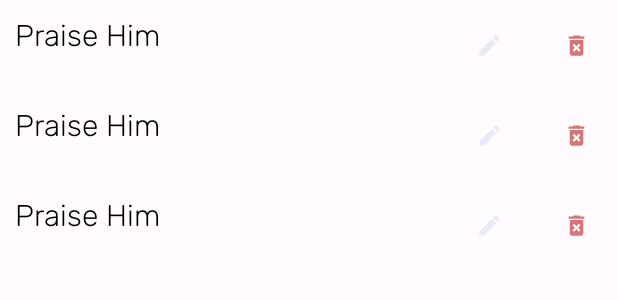
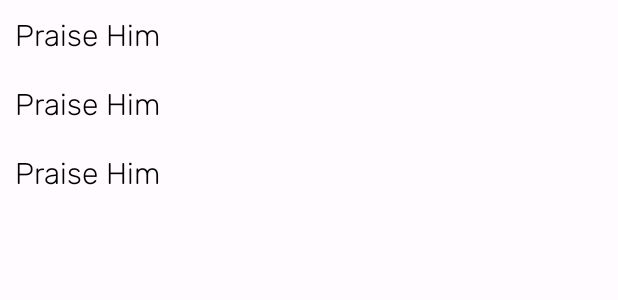
Before and after one commit to Condrey/LCC_ADMIN_bravao, an Android app: the layout hymn.xml on its own in the app's theme, with its tools: preview values and no code run, on a phone screen of 412 x 824 dp. Shown: the top 300 px of the screen. Run offline under Robolectric (Android 15) with nearby library versions, the phone set to English and light mode, and no system bars.

Commit message:
bravo added

```diff
--- a/app/src/main/java/lcc/hymnbook/lccadmin/Variables.java
+++ b/app/src/main/java/lcc/hymnbook/lccadmin/Variables.java
@@ -9,6 +9,9 @@ import java.util.HashMap;
 
 public class Variables {
 
+     static final String KEY_LANGUAGE_LUGANDA="Luganda";
+     static final String KEY_LANGUAGE_ENGLISH="English";
+     static final String KEY_LANGUAGE_LANGI="Langi";
      static final String KEY_EDITOR_TYPE="editor_type";
      static final String KEY_EMAIL = "email";
      static final String KEY_FIRST_NAME = "first_name";
--- a/app/src/main/res/layout/hymn_song_list.xml
+++ b/app/src/main/res/layout/hymn_song_list.xml
@@ -4,7 +4,7 @@
     android:layout_width="match_parent"
     android:layout_height="wrap_content"
     xmlns:tools="http://schemas.android.com/tools"
-
+android:id="@+id/container"
     android:layout_marginTop="1dp">
 
     <com.google.android.flexbox.FlexboxLayout
@@ -34,41 +34,6 @@
                 tools:text="Praise Him" />
 
 
-            <LinearLayout
-                android:layout_width="wrap_content"
-                android:layout_height="wrap_content"
-                android:layout_marginLeft="5dp"
-                android:layout_marginRight="5dp"
-
-                card_view:layout_constraintTop_toTopOf="parent"
-                card_view:layout_constraintEnd_toEndOf="parent"
-                android:gravity="end"
-                android:orientation="horizontal"
-                android:padding="5dp">
-
-                <com.google.android.material.button.MaterialButton
-                    android:id="@+id/editBtn"
-                    android:layout_width="50dp"
-                    android:layout_height="match_parent"
-                    android:layout_marginEnd="8dp"
-                    android:layout_marginRight="15dp"
-                    android:background="@android:color/transparent"
-                    android:gravity="start"
-                    android:textColor="@color/black"
-                    card_view:icon="@drawable/ic_baseline_edit_24"
-                    card_view:iconTint="@color/colorPrimary" />
-
-                <com.google.android.material.button.MaterialButton
-                    android:id="@+id/deleteBtn"
-                    android:layout_width="50dp"
-                    android:layout_height="match_parent"
-                    android:background="@android:color/transparent"
-                    android:gravity="end"
-                    android:textColor="@color/black"
-                    card_view:icon="@drawable/ic_baseline_delete_forever_24"
-                    card_view:iconTint="@color/delete_color" />
-
-            </LinearLayout>
         </androidx.constraintlayout.widget.ConstraintLayout>
 
 
```
Also changed, not shown: app/src/main/java/lcc/hymnbook/lccadmin/Adapter.java (+31 -10 lines), app/src/main/java/lcc/hymnbook/lccadmin/MainActivity.java (+79 -65 lines).
